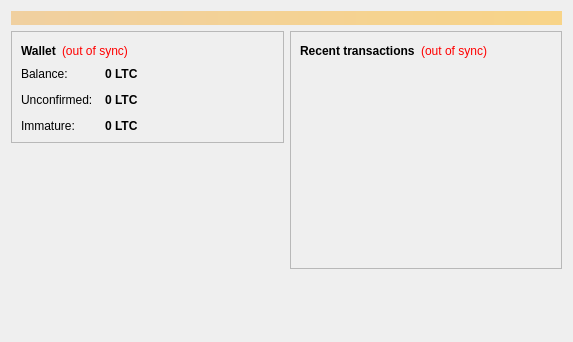
This is src/qt/forms/overviewpage.ui in DuckBits/DuckBits as Qt 5 draws it before an edit. The edited form follows.
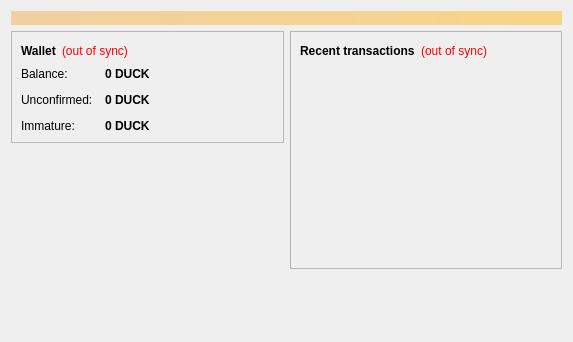
This is the edited form.

Patch:
```diff
--- a/src/qt/forms/overviewpage.ui
+++ b/src/qt/forms/overviewpage.ui
@@ -122,7 +122,7 @@
                <string>Your current balance</string>
               </property>
               <property name="text">
-               <string notr="true">0 LTC</string>
+               <string notr="true">0 DUCK</string>
               </property>
               <property name="textInteractionFlags">
                <set>Qt::LinksAccessibleByMouse|Qt::TextSelectableByKeyboard|Qt::TextSelectableByMouse</set>
@@ -151,7 +151,7 @@
                <string>Total of transactions that have yet to be confirmed, and do not yet count toward the current balance</string>
               </property>
               <property name="text">
-               <string notr="true">0 LTC</string>
+               <string notr="true">0 DUCK</string>
               </property>
               <property name="textInteractionFlags">
                <set>Qt::LinksAccessibleByMouse|Qt::TextSelectableByKeyboard|Qt::TextSelectableByMouse</set>
@@ -177,7 +177,7 @@
                <string>Mined balance that has not yet matured</string>
               </property>
               <property name="text">
-               <string notr="true">0 LTC</string>
+               <string notr="true">0 DUCK</string>
               </property>
               <property name="textInteractionFlags">
                <set>Qt::LinksAccessibleByMouse|Qt::TextSelectableByKeyboard|Qt::TextSelectableByMouse</set>
```
Left out of the diff: 4 changed lines with no effect on the pictures.
